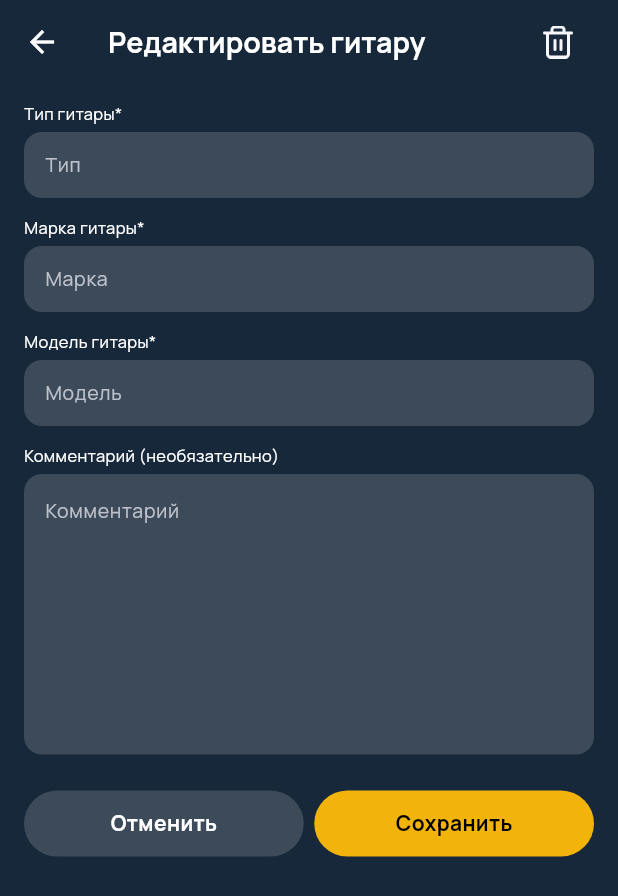
After one commit to Mishal12g/songs, a Flutter app: the GuitarEditFormPage screen opened by its route, on a phone screen of 412 x 824 dp. The commit adds this screen. Shown: the top 896 px of the screen. Run offline on Flutter 3.47's test engine with Material 3 defaults, Android fonts, the phone set to English and light mode, and no system bars; our stand-ins replace get, google_fonts; missing offline and left inert: flutter_page_view_indicator.

Commit message:
feat: form edit guitar page

```diff
--- a/lib/main.dart
+++ b/lib/main.dart
@@ -2,6 +2,7 @@ import 'package:flutter/material.dart';
 import 'package:get/route_manager.dart';
 import 'package:google_fonts/google_fonts.dart';
 import 'package:songs/resources/app_colors.dart';
+import 'package:songs/ui/pages/guitars_page/guitar_form_page/guitar_edit_form_page.dart';
 import 'package:songs/ui/pages/guitars_page/guitar_form_page/guitar_form_page.dart';
 import 'package:songs/ui/pages/onboarding_page/onboarding_page.dart';
 import 'package:songs/ui/pages/splash_page/splash_page.dart';
@@ -46,6 +47,7 @@ class MyApp extends StatelessWidget {
         "/onboardingPage": (context) => const OnboardingPage(),
         "/tabbarPage": (context) => const TabbarPage(),
         "/GuitarFormPage": (context) => const GuitarFormPage(),
+        "/GuitarEditFormPage": (context) => const GuitarEditFormPage(),
       },
     );
   }
--- a/lib/resources/app_images.dart
+++ b/lib/resources/app_images.dart
@@ -6,6 +6,7 @@ class AppImages {
   static const String arrowDiagonalBottom = 'images/ArrowDiagonalBottom.png';
   static const String arrowDiagonalTop = 'images/ArrowDiagonalTop.png';
   static const String background = 'images/background.png';
+  static const String delete = 'images/delete.png';
   static const String guitar = 'images/guitar.png';
   static const String nota = 'images/nota.png';
   static const String splash1 = 'images/splash1.png';
--- a/lib/ui/companents/pop_up_delete_or_edit_widget.dart
+++ b/lib/ui/companents/pop_up_delete_or_edit_widget.dart
@@ -6,20 +6,23 @@ import 'package:songs/resources/resources.dart';
 class PopUpDeleteOrEditWidget extends StatelessWidget {
   final Function edit;
   final Function delete;
+  final Image? image;
 
   const PopUpDeleteOrEditWidget({
     super.key,
     required this.edit,
     required this.delete,
+    this.image,
   });
 
   @override
   Widget build(BuildContext context) {
     return PopupMenuButton<DeleteOrEdit>(
-      icon: const Icon(
-        Icons.more_vert,
-        color: Color.fromRGBO(131, 131, 131, 1),
-      ),
+      icon: image ??
+          const Icon(
+            Icons.more_vert,
+            color: Color.fromRGBO(131, 131, 131, 1),
+          ),
       color: const Color.fromRGBO(7, 42, 57, 1),
       onSelected: (DeleteOrEdit item) {
         switch (item) {
--- /dev/null
+++ b/lib/ui/pages/guitars_page/guitar_form_page/guitar_edit_form_page.dart
@@ -0,0 +1,78 @@
+import 'package:flutter/material.dart';
+import 'package:get/get.dart';
+import 'package:songs/resources/resources.dart';
+import 'package:songs/ui/companents/form_textfield_widget.dart';
+import 'package:songs/ui/companents/show_alert.dart';
+import 'package:songs/ui/companents/two_buttons_widget.dart';
+import 'package:songs/ui/pages/guitars_page/guitar_form_page/guitar_form_page_controller.dart';
+
+class GuitarEditFormPage extends StatelessWidget {
+  const GuitarEditFormPage({super.key});
+
+  @override
+  Widget build(BuildContext context) {
+    GuitarFormPageController c = Get.put(GuitarFormPageController());
+    return Scaffold(
+      appBar: AppBar(
+        title: Row(
+          children: [
+            const Text("Редактировать гитару"),
+            const Spacer(),
+            IconButton(
+              onPressed: () async {
+                await showAlert(
+                  context,
+                  () {
+                    print("delete");
+                    Get.back();
+                  },
+                  title: 'Удалить?',
+                  content: 'Вы точно хотите удалить гитару?',
+                );
+              },
+              icon: Image.asset(AppImages.delete),
+            ),
+          ],
+        ),
+      ),
+      body: Padding(
+        padding: const EdgeInsets.symmetric(horizontal: 16),
+        child: ListView(
+          children: [
+            const SizedBox(height: 12),
+            FormTextFieldWidget(
+              controller: c.typeGuitarController,
+              title: 'Тип гитары*',
+              hintText: 'Тип',
+            ),
+            const SizedBox(height: 12),
+            FormTextFieldWidget(
+              controller: c.markController,
+              title: 'Марка гитары*',
+              hintText: 'Марка',
+            ),
+            const SizedBox(height: 12),
+            FormTextFieldWidget(
+              controller: c.modelGuitarController,
+              title: 'Модель гитары*',
+              hintText: 'Модель',
+            ),
+            const SizedBox(height: 12),
+            FormTextFieldWidget(
+              controller: c.commentController,
+              height: 187,
+              maxLines: null,
+              title: 'Комментарий (необязательно)',
+              hintText: 'Комментарий',
+            ),
+            const SizedBox(height: 24),
+            TwoButtonsWidget(
+              onTapOne: () {},
+              onTapTwo: () {},
+            ),
+          ],
+        ),
+      ),
+    );
+  }
+}
--- a/lib/ui/pages/guitars_page/guitars_page.dart
+++ b/lib/ui/pages/guitars_page/guitars_page.dart
@@ -45,7 +45,7 @@ class GuitarsPage extends StatelessWidget {
                           );
                         },
                         editOnTap: () {
-                          print("edit");
+                          Get.toNamed("/GuitarEditFormPage");
                         },
                       ),
                       const SizedBox(height: 70)
```
Also changed, not shown: images/2x/delete.png (added), images/3x/delete.png (added), images/delete.png (added).
